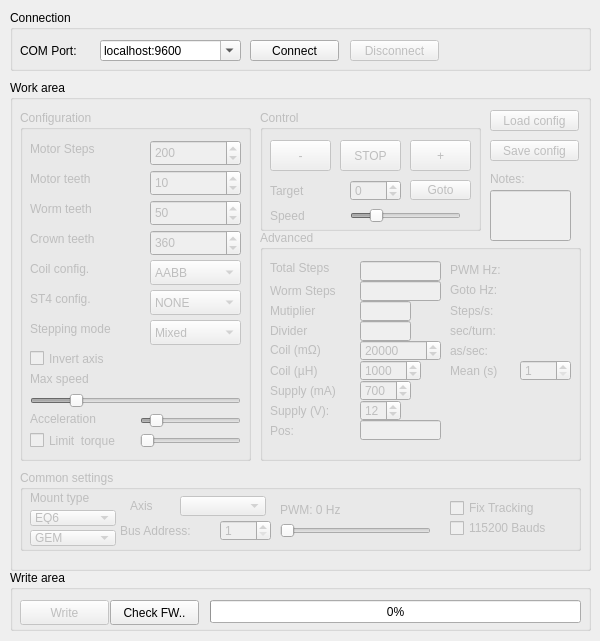
Before: the Qt Designer form mainwindow.ui in ahp-electronics/gt-configurator, drawn with Qt 5.
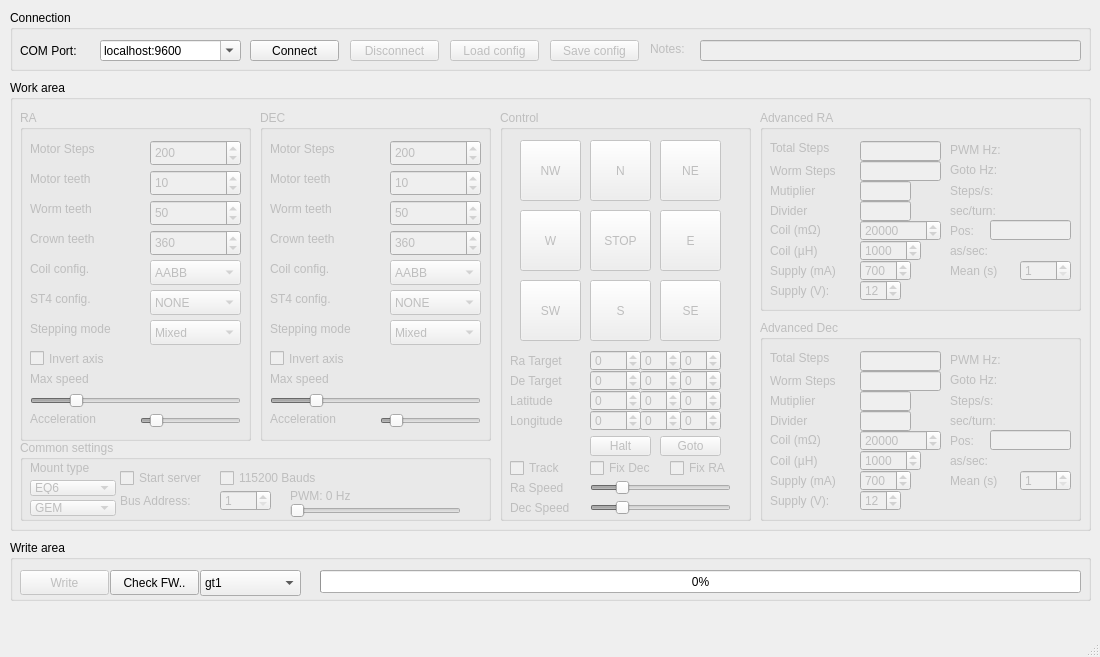
After: the same form once the commit is applied.

Commit message: Extended PWM frequency

Diff of the .ui file:
```diff
--- a/mainwindow.ui
+++ b/mainwindow.ui
@@ -6,8 +6,8 @@
    <rect>
     <x>0</x>
     <y>0</y>
-    <width>600</width>
-    <height>641</height>
+    <width>1100</width>
+    <height>657</height>
    </rect>
   </property>
   <widget class="QWidget" name="centralwidget">
@@ -19,8 +19,8 @@
      <rect>
       <x>10</x>
       <y>80</y>
-      <width>581</width>
-      <height>491</height>
+      <width>1081</width>
+      <height>451</height>
      </rect>
     </property>
     <property name="contextMenuPolicy">
@@ -38,10 +38,10 @@
      </property>
      <property name="geometry">
       <rect>
-       <x>250</x>
+       <x>490</x>
        <y>30</y>
-       <width>221</width>
-       <height>121</height>
+       <width>251</width>
+       <height>411</height>
       </rect>
      </property>
      <property name="title">
@@ -50,51 +50,77 @@
      <widget class="QPushButton" name="Minus">
       <property name="geometry">
        <rect>
-        <x>10</x>
+        <x>90</x>
         <y>30</y>
         <width>61</width>
-        <height>31</height>
+        <height>61</height>
        </rect>
       </property>
       <property name="text">
-       <string>-</string>
+       <string>N</string>
       </property>
      </widget>
      <widget class="QPushButton" name="Plus">
       <property name="geometry">
        <rect>
-        <x>150</x>
-        <y>30</y>
+        <x>20</x>
+        <y>100</y>
         <width>61</width>
-        <height>31</height>
+        <height>61</height>
        </rect>
       </property>
       <property name="text">
-       <string>+</string>
+       <string>W</string>
+      </property>
+     </widget>
+     <widget class="QPushButton" name="E">
+      <property name="geometry">
+       <rect>
+        <x>160</x>
+        <y>100</y>
+        <width>61</width>
+        <height>61</height>
+       </rect>
+      </property>
+      <property name="text">
+       <string>E</string>
       </property>
      </widget>
      <widget class="QPushButton" name="Stop">
       <property name="geometry">
        <rect>
-        <x>80</x>
-        <y>30</y>
+        <x>90</x>
+        <y>100</y>
         <width>61</width>
-        <height>31</height>
+        <height>61</height>
        </rect>
       </property>
       <property name="text">
        <string>STOP</string>
       </property>
      </widget>
-     <widget class="QSlider" name="Speed">
+     <widget class="QPushButton" name="S">
       <property name="geometry">
        <rect>
         <x>90</x>
-        <y>95</y>
-        <width>111</width>
-        <height>21</height>
+        <y>170</y>
+        <width>61</width>
+        <height>61</height>
        </rect>
       </property>
+      <property name="text">
+       <string>S</string>
+      </property>
+     </widget>
+     <widget class="QSlider" name="Ra_Speed">
+      <property name="geometry">
+       <rect>
+        <x>90</x>
+        <y>370</y>
+        <width>141</width>
+        <height>16</height>
+       </rect>
+      </property>
       <property name="minimum">
        <number>1</number>
       </property>
@@ -118,20 +144,74 @@
       <property name="geometry">
        <rect>
         <x>10</x>
-        <y>95</y>
+        <y>370</y>
         <width>81</width>
-        <height>21</height>
+        <height>16</height>
        </rect>
       </property>
       <property name="text">
-       <string>Speed</string>
+       <string>Ra Speed</string>
+      </property>
+     </widget>
+     <widget class="QLabel" name="Dec_Speed_label">
+      <property name="geometry">
+       <rect>
+        <x>10</x>
+        <y>390</y>
+        <width>81</width>
+        <height>16</height>
+       </rect>
+      </property>
+      <property name="text">
+       <string>Dec Speed</string>
+      </property>
+     </widget>
+     <widget class="QSlider" name="Dec_Speed">
+      <property name="geometry">
+       <rect>
+        <x>90</x>
+        <y>390</y>
+        <width>141</width>
+        <height>16</height>
+       </rect>
+      </property>
+      <property name="minimum">
+       <number>1</number>
+      </property>
+      <property name="maximum">
+       <number>1000</number>
+      </property>
+      <property name="value">
+       <number>200</number>
+      </property>
+      <property name="orientation">
+       <enum>Qt::Horizontal</enum>
+      </property>
+      <property name="tickPosition">
+       <enum>QSlider::NoTicks</enum>
+      </property>
+      <property name="tickInterval">
+       <number>50</number>
+      </property>
+     </widget>
+     <widget class="QCheckBox" name="Tracking">
+      <property name="geometry">
+       <rect>
+        <x>10</x>
+        <y>350</y>
+        <width>71</width>
+        <height>16</height>
+       </rect>
+      </property>
+      <property name="text">
+       <string>Track</string>
       </property>
      </widget>
      <widget class="QPushButton" name="Goto">
       <property name="geometry">
        <rect>
-        <x>150</x>
-        <y>70</y>
+        <x>160</x>
+        <y>326</y>
         <width>61</width>
         <height>20</height>
        </rect>
@@ -144,7 +224,7 @@
       <property name="geometry">
        <rect>
         <x>90</x>
-        <y>70</y>
+        <y>240</y>
         <width>51</width>
         <height>21</height>
        </rect>
@@ -159,17 +239,356 @@
        <number>0</number>
       </property>
      </widget>
-     <widget class="QLabel" name="Speed_label_1">
+     <widget class="QSpinBox" name="Dec_0">
       <property name="geometry">
        <rect>
+        <x>90</x>
+        <y>260</y>
+        <width>51</width>
+        <height>21</height>
+       </rect>
+      </property>
+      <property name="minimum">
+       <number>-16777216</number>
+      </property>
+      <property name="maximum">
+       <number>16777216</number>
+      </property>
+      <property name="value">
+       <number>0</number>
+      </property>
+     </widget>
+     <widget class="QLabel" name="Ra_Speed_label_2">
+      <property name="geometry">
+       <rect>
         <x>10</x>
-        <y>70</y>
+        <y>240</y>
         <width>71</width>
         <height>21</height>
        </rect>
       </property>
       <property name="text">
-       <string>Target</string>
+       <string>Ra Target</string>
+      </property>
+     </widget>
+     <widget class="QLabel" name="Ra_Speed_label_3">
+      <property name="geometry">
+       <rect>
+        <x>10</x>
+        <y>260</y>
+        <width>71</width>
+        <height>21</height>
+       </rect>
+      </property>
+      <property name="text">
+       <string>De Target</string>
+      </property>
+     </widget>
+     <widget class="QCheckBox" name="TuneRa">
+      <property name="geometry">
+       <rect>
+        <x>170</x>
+        <y>350</y>
+        <width>71</width>
+        <height>16</height>
+       </rect>
+      </property>
+      <property name="text">
+       <string>Fix RA</string>
+      </property>
+     </widget>
+     <widget class="QPushButton" name="SE">
+      <property name="geometry">
+       <rect>
+        <x>160</x>
+        <y>170</y>
+        <width>61</width>
+        <height>61</height>
+       </rect>
+      </property>
+      <property name="text">
+       <string>SE</string>
+      </property>
+     </widget>
+     <widget class="QPushButton" name="NE">
+      <property name="geometry">
+       <rect>
+        <x>160</x>
+        <y>30</y>
+        <width>61</width>
+        <height>61</height>
+       </rect>
+      </property>
+      <property name="text">
+       <string>NE</string>
+      </property>
+     </widget>
+     <widget class="QPushButton" name="NW">
+      <property name="geometry">
+       <rect>
+        <x>20</x>
+        <y>30</y>
+        <width>61</width>
+        <height>61</height>
+       </rect>
+      </property>
+      <property name="text">
+       <string>NW</string>
+      </property>
+     </widget>
+     <widget class="QPushButton" name="SW">
+      <property name="geometry">
+       <rect>
+        <x>20</x>
+        <y>170</y>
+        <width>61</width>
+        <height>61</height>
+       </rect>
+      </property>
+      <property name="text">
+       <string>SW</string>
+      </property>
+     </widget>
+     <widget class="QCheckBox" name="TuneDec">
+      <property name="geometry">
+       <rect>
+        <x>90</x>
+        <y>350</y>
+        <width>71</width>
+        <height>16</height>
+       </rect>
+      </property>
+      <property name="text">
+       <string>Fix Dec</string>
+      </property>
+     </widget>
+     <widget class="QSpinBox" name="Ra_1">
+      <property name="geometry">
+       <rect>
+        <x>140</x>
+        <y>240</y>
+        <width>41</width>
+        <height>21</height>
+       </rect>
+      </property>
+      <property name="minimum">
+       <number>-16777216</number>
+      </property>
+      <property name="maximum">
+       <number>16777216</number>
+      </property>
+      <property name="value">
+       <number>0</number>
+      </property>
+     </widget>
+     <widget class="QSpinBox" name="Ra_2">
+      <property name="geometry">
+       <rect>
+        <x>180</x>
+        <y>240</y>
+        <width>41</width>
+        <height>21</height>
+       </rect>
+      </property>
+      <property name="minimum">
+       <number>-16777216</number>
+      </property>
+      <property name="maximum">
+       <number>16777216</number>
+      </property>
+      <property name="value">
+       <number>0</number>
+      </property>
+     </widget>
+     <widget class="QSpinBox" name="Dec_1">
+      <property name="geometry">
+       <rect>
+        <x>140</x>
+        <y>260</y>
+        <width>41</width>
+        <height>21</height>
+       </rect>
+      </property>
+      <property name="minimum">
+       <number>-16777216</number>
+      </property>
+      <property name="maximum">
+       <number>16777216</number>
+      </property>
+      <property name="value">
+       <number>0</number>
+      </property>
+     </widget>
+     <widget class="QSpinBox" name="Dec_2">
+      <property name="geometry">
+       <rect>
+        <x>180</x>
+        <y>260</y>
+        <width>41</width>
+        <height>21</height>
+       </rect>
+      </property>
+      <property name="minimum">
+       <number>-16777216</number>
+      </property>
+      <property name="maximum">
+       <number>16777216</number>
+      </property>
+      <property name="value">
+       <number>0</number>
+      </property>
+     </widget>
+     <widget class="QPushButton" name="Halt">
+      <property name="geometry">
+       <rect>
+        <x>90</x>
+        <y>326</y>
+        <width>61</width>
+        <height>20</height>
+       </rect>
+      </property>
+      <property name="text">
+       <string>Halt</string>
+      </property>
+     </widget>
+     <widget class="QSpinBox" name="Lat_1">
+      <property name="geometry">
+       <rect>
+        <x>140</x>
+        <y>280</y>
+        <width>41</width>
+        <height>21</height>
+       </rect>
+      </property>
+      <property name="minimum">
+       <number>-16777216</number>
+      </property>
+      <property name="maximum">
+       <number>16777216</number>
+      </property>
+      <property name="value">
+       <number>0</number>
+      </property>
+     </widget>
+     <widget class="QSpinBox" name="Lon_0">
+      <property name="geometry">
+       <rect>
+        <x>90</x>
+        <y>300</y>
+        <width>51</width>
+        <height>21</height>
+       </rect>
+      </property>
+      <property name="minimum">
+       <number>-16777216</number>
+      </property>
+      <property name="maximum">
+       <number>16777216</number>
+      </property>
+      <property name="value">
+       <number>0</number>
+      </property>
+     </widget>
+     <widget class="QSpinBox" name="Lon_2">
+      <property name="geometry">
+       <rect>
+        <x>180</x>
+        <y>300</y>
+        <width>41</width>
+        <height>21</height>
+       </rect>
+      </property>
+      <property name="minimum">
+       <number>-16777216</number>
+      </property>
+      <property name="maximum">
+       <number>16777216</number>
+      </property>
+      <property name="value">
+       <number>0</number>
+      </property>
+     </widget>
+     <widget class="QSpinBox" name="Lat_0">
+      <property name="geometry">
+       <rect>
+        <x>90</x>
+        <y>280</y>
+        <width>51</width>
+        <height>21</height>
+       </rect>
+      </property>
+      <property name="minimum">
+       <number>-16777216</number>
+      </property>
+      <property name="maximum">
+       <number>16777216</number>
+      </property>
+      <property name="value">
+       <number>0</number>
+      </property>
+     </widget>
+     <widget class="QSpinBox" name="Lon_1">
+      <property name="geometry">
+       <rect>
+        <x>140</x>
+        <y>300</y>
+        <width>41</width>
+        <height>21</height>
+       </rect>
+      </property>
+      <property name="minimum">
+       <number>-16777216</number>
+      </property>
+      <property name="maximum">
+       <number>16777216</number>
+      </property>
+      <property name="value">
+       <number>0</number>
+      </property>
+     </widget>
+     <widget class="QSpinBox" name="Lat_2">
+      <property name="geometry">
+       <rect>
+        <x>180</x>
+        <y>280</y>
+        <width>41</width>
+        <height>21</height>
+       </rect>
+      </property>
+      <property name="minimum">
+       <number>-16777216</number>
+      </property>
+      <property name="maximum">
+       <number>16777216</number>
+      </property>
+      <property name="value">
+       <number>0</number>
+      </property>
+     </widget>
+     <widget class="QLabel" name="Ra_Speed_label_4">
+      <property name="geometry">
+       <rect>
+        <x>10</x>
+        <y>280</y>
+        <width>71</width>
+        <height>21</height>
+       </rect>
+      </property>
+      <property name="text">
+       <string>Latitude</string>
+      </property>
+     </widget>
+     <widget class="QLabel" name="Ra_Speed_label_5">
+      <property name="geometry">
+       <rect>
+        <x>10</x>
+        <y>300</y>
+        <width>71</width>
+        <height>21</height>
+       </rect>
+      </property>
+      <property name="text">
+       <string>Longitude</string>
       </property>
      </widget>
     </widget>
@@ -180,8 +599,8 @@
      <property name="geometry">
       <rect>
        <x>10</x>
-       <y>390</y>
-       <width>561</width>
+       <y>360</y>
+       <width>471</width>
        <height>81</height>
       </rect>
      </property>
@@ -274,8 +693,8 @@
      <widget class="QLabel" name="PWMFreq_label">
       <property name="geometry">
        <rect>
-        <x>260</x>
-        <y>30</y>
+        <x>270</x>
+        <y>46</y>
         <width>171</width>
         <height>20</height>
        </rect>
@@ -287,9 +706,9 @@
      <widget class="QSlider" name="PWMFreq">
       <property name="geometry">
        <rect>
-        <x>260</x>
-        <y>50</y>
-        <width>151</width>
+        <x>270</x>
+        <y>60</y>
+        <width>171</width>
         <height>21</height>
        </rect>
       </property>
@@ -366,11 +785,24 @@
        <string>Bus Address:</string>
       </property>
      </widget>
+     <widget class="QCheckBox" name="Server">
+      <property name="geometry">
+       <rect>
+        <x>100</x>
+        <y>30</y>
+        <width>101</width>
+        <height>16</height>
+       </rect>
+      </property>
+      <property name="text">
+       <string>Start server</string>
+      </property>
+     </widget>
      <widget class="QCheckBox" name="HighBauds">
       <property name="geometry">
        <rect>
-        <x>430</x>
-        <y>50</y>
+        <x>200</x>
+        <y>30</y>
         <width>121</width>
         <height>16</height>
        </rect>
@@ -379,42 +811,6 @@
        <string>115200 Bauds</string>
       </property>
      </widget>
-     <widget class="QCheckBox" name="Tune">
-      <property name="geometry">
-       <rect>
-        <x>430</x>
-        <y>30</y>
-        <width>121</width>
-        <height>16</height>
-       </rect>
-      </property>
-      <property name="text">
-       <string>Fix Tracking</string>
-      </property>
-     </widget>
-     <widget class="QLabel" name="label_13">
-      <property name="geometry">
-       <rect>
-        <x>110</x>
-        <y>20</y>
-        <width>41</width>
-        <height>31</height>
-       </rect>
-      </property>
-      <property name="text">
-       <string>Axis</string>
-      </property>
-     </widget>
-     <widget class="QComboBox" name="Axis">
-      <property name="geometry">
-       <rect>
-        <x>160</x>
-        <y>26</y>
-        <width>86</width>
-        <height>20</height>
-       </rect>
-      </property>
-     </widget>
     </widget>
     <widget class="QGroupBox" name="Advanced">
      <property name="enabled">
@@ -422,14 +818,14 @@
      </property>
      <property name="geometry">
       <rect>
-       <x>250</x>
-       <y>150</y>
+       <x>750</x>
+       <y>30</y>
        <width>321</width>
-       <height>231</height>
+       <height>201</height>
       </rect>
      </property>
      <property name="title">
-      <string>Advanced</string>
+      <string>Advanced RA</string>
      </property>
      <widget class="QLineEdit" name="TotalSteps">
       <property name="geometry">
@@ -718,8 +1114,8 @@
      <widget class="QLineEdit" name="CurrentSteps">
       <property name="geometry">
        <rect>
-        <x>100</x>
-        <y>190</y>
+        <x>230</x>
+        <y>110</y>
         <width>81</width>
         <height>20</height>
        </rect>
@@ -732,7 +1128,7 @@
       <property name="geometry">
        <rect>
         <x>190</x>
-        <y>110</y>
+        <y>130</y>
         <width>121</width>
         <height>21</height>
        </rect>
@@ -744,8 +1140,8 @@
      <widget class="QLabel" name="CurrentStepsLabel">
       <property name="geometry">
        <rect>
-        <x>10</x>
-        <y>190</y>
+        <x>190</x>
+        <y>110</y>
         <width>41</width>
         <height>21</height>
        </rect>
@@ -758,7 +1154,7 @@
       <property name="geometry">
        <rect>
         <x>260</x>
-        <y>130</y>
+        <y>150</y>
         <width>51</width>
         <height>21</height>
        </rect>
@@ -777,12 +1173,383 @@
       <property name="geometry">
        <rect>
         <x>190</x>
+        <y>150</y>
+        <width>61</width>
+        <height>21</height>
+       </rect>
+      </property>
+      <property name="text">
+       <string>Mean (s)</string>
+      </property>
+     </widget>
+    </widget>
+    <widget class="QGroupBox" name="AdvancedDec">
+     <property name="enabled">
+      <bool>false</bool>
+     </property>
+     <property name="geometry">
+      <rect>
+       <x>750</x>
+       <y>240</y>
+       <width>321</width>
+       <height>201</height>
+      </rect>
+     </property>
+     <property name="title">
+      <string>Advanced Dec</string>
+     </property>
+     <widget class="QLineEdit" name="TotalSteps1">
+      <property name="geometry">
+       <rect>
+        <x>100</x>
+        <y>31</y>
+        <width>81</width>
+        <height>20</height>
+       </rect>
+      </property>
+      <property name="readOnly">
+       <bool>true</bool>
+      </property>
+     </widget>
+     <widget class="QLineEdit" name="WormSteps1">
+      <property name="geometry">
+       <rect>
+        <x>100</x>
+        <y>51</y>
+        <width>81</width>
+        <height>20</height>
+       </rect>
+      </property>
+      <property name="readOnly">
+       <bool>true</bool>
+      </property>
+     </widget>
+     <widget class="QSpinBox" name="Resistance_1">
+      <property name="geometry">
+       <rect>
+        <x>100</x>
+        <y>110</y>
+        <width>81</width>
+        <height>21</height>
+       </rect>
+      </property>
+      <property name="minimum">
+       <number>1</number>
+      </property>
+      <property name="maximum">
+       <number>1000000</number>
+      </property>
+      <property name="value">
+       <number>20000</number>
+      </property>
+     </widget>
+     <widget class="QLabel" name="label_22">
+      <property name="geometry">
+       <rect>
+        <x>10</x>
+        <y>110</y>
+        <width>71</width>
+        <height>20</height>
+       </rect>
+      </property>
+      <property name="text">
+       <string>Coil (mΩ)</string>
+      </property>
+     </widget>
+     <widget class="QLabel" name="label_23">
+      <property name="geometry">
+       <rect>
+        <x>10</x>
+        <y>131</y>
+        <width>71</width>
+        <height>20</height>
+       </rect>
+      </property>
+      <property name="text">
+       <string>Coil (µH)</string>
+      </property>
+     </widget>
+     <widget class="QSpinBox" name="Inductance_1">
+      <property name="geometry">
+       <rect>
+        <x>100</x>
         <y>130</y>
         <width>61</width>
         <height>21</height>
        </rect>
       </property>
+      <property name="minimum">
+       <number>1</number>
+      </property>
+      <property name="maximum">
+       <number>1000000</number>
+      </property>
+      <property name="value">
+       <number>1000</number>
+      </property>
+     </widget>
+     <widget class="QSpinBox" name="Current_1">
+      <property name="geometry">
+       <rect>
+        <x>100</x>
+        <y>150</y>
+        <width>51</width>
+        <height>21</height>
+       </rect>
+      </property>
+      <property name="minimum">
+       <number>1</number>
+      </property>
+      <property name="maximum">
+       <number>100000</number>
+      </property>
+      <property name="value">
+       <number>700</number>
+      </property>
+     </widget>
+     <widget class="QLabel" name="label_24">
+      <property name="geometry">
+       <rect>
+        <x>10</x>
+        <y>150</y>
+        <width>81</width>
+        <height>21</height>
+       </rect>
+      </property>
       <property name="text">
+       <string>Supply (mA)</string>
+      </property>
+     </widget>
+     <widget class="QLineEdit" name="Multiplier1">
+      <property name="geometry">
+       <rect>
+        <x>100</x>
+        <y>71</y>
+        <width>51</width>
+        <height>20</height>
+       </rect>
+      </property>
+      <property name="readOnly">
+       <bool>true</bool>
+      </property>
+     </widget>
+     <widget class="QLineEdit" name="Divider1">
+      <property name="geometry">
+       <rect>
+        <x>100</x>
+        <y>91</y>
+        <width>51</width>
+        <height>20</height>
+       </rect>
+      </property>
+      <property name="readOnly">
+       <bool>true</bool>
+      </property>
+     </widget>
+     <widget class="QSpinBox" name="Voltage_1">
+      <property name="geometry">
+       <rect>
+        <x>100</x>
+        <y>170</y>
+        <width>41</width>
+        <height>21</height>
+       </rect>
+      </property>
+      <property name="minimum">
+       <number>3</number>
+      </property>
+      <property name="maximum">
+       <number>240</number>
+      </property>
+      <property name="value">
+       <number>12</number>
+      </property>
+     </widget>
+     <widget class="QLabel" name="TrackingFrequency_1">
+      <property name="geometry">
+       <rect>
+        <x>190</x>
+        <y>70</y>
+        <width>121</width>
+        <height>21</height>
+       </rect>
+      </property>
+      <property name="text">
+       <string>Steps/s:</string>
+      </property>
+     </widget>
+     <widget class="QLabel" name="SPT_1">
+      <property name="geometry">
+       <rect>
+        <x>190</x>
+        <y>90</y>
+        <width>121</width>
+        <height>21</height>
+       </rect>
+      </property>
+      <property name="text">
+       <string>sec/turn:</string>
+      </property>
+     </widget>
+     <widget class="QLabel" name="label_37">
+      <property name="geometry">
+       <rect>
+        <x>10</x>
+        <y>30</y>
+        <width>81</width>
+        <height>16</height>
+       </rect>
+      </property>
+      <property name="text">
+       <string>Total Steps</string>
+      </property>
+     </widget>
+     <widget class="QLabel" name="label_38">
+      <property name="geometry">
+       <rect>
+        <x>10</x>
+        <y>50</y>
+        <width>91</width>
+        <height>21</height>
+       </rect>
+      </property>
+      <property name="text">
+       <string>Worm Steps</string>
+      </property>
+     </widget>
+     <widget class="QLabel" name="label_39">
+      <property name="geometry">
+       <rect>
+        <x>10</x>
+        <y>170</y>
+        <width>81</width>
+        <height>21</height>
+       </rect>
+      </property>
+      <property name="text">
+       <string>Supply (V):</string>
+      </property>
+     </widget>
+     <widget class="QLabel" name="label_40">
+      <property name="geometry">
+       <rect>
+        <x>10</x>
+        <y>71</y>
+        <width>71</width>
+        <height>20</height>
+       </rect>
+      </property>
+      <property name="text">
+       <string>Mutiplier</string>
+      </property>
+     </widget>
+     <widget class="QLabel" name="label_41">
+      <property name="geometry">
+       <rect>
+        <x>10</x>
+        <y>90</y>
+        <width>51</width>
+        <height>21</height>
+       </rect>
+      </property>
+      <property name="text">
+       <string>Divider</string>
+      </property>
+     </widget>
+     <widget class="QLabel" name="PWMFrequency_1">
+      <property name="geometry">
+       <rect>
+        <x>190</x>
+        <y>30</y>
+        <width>121</width>
+        <height>20</height>
+       </rect>
+      </property>
+      <property name="text">
+       <string>PWM Hz:</string>
+      </property>
+     </widget>
+     <widget class="QLabel" name="GotoFrequency_1">
+      <property name="geometry">
+       <rect>
+        <x>190</x>
+        <y>50</y>
+        <width>121</width>
+        <height>20</height>
+       </rect>
+      </property>
+      <property name="text">
+       <string>Goto Hz:</string>
+      </property>
+     </widget>
+     <widget class="QLineEdit" name="CurrentSteps_1">
+      <property name="geometry">
+       <rect>
+        <x>230</x>
+        <y>110</y>
+        <width>81</width>
+        <height>20</height>
+       </rect>
+      </property>
+      <property name="readOnly">
+       <bool>true</bool>
+      </property>
+     </widget>
+     <widget class="QLabel" name="CurrentStepsLabel_1">
+      <property name="geometry">
+       <rect>
+        <x>190</x>
+        <y>110</y>
+        <width>41</width>
+        <height>21</height>
+       </rect>
+      </property>
+      <property name="text">
+       <string>Pos:</string>
+      </property>
+     </widget>
+     <widget class="QLabel" name="Rate_1">
+      <property name="geometry">
+       <rect>
+        <x>190</x>
+        <y>130</y>
+        <width>121</width>
+        <height>21</height>
+       </rect>
+      </property>
+      <property name="text">
+       <string>as/sec:</string>
+      </property>
+     </widget>
+     <widget class="QSpinBox" name="Mean_1">
+      <property name="geometry">
+       <rect>
+        <x>260</x>
+        <y>150</y>
+        <width>51</width>
+        <height>21</height>
+       </rect>
+      </property>
+      <property name="minimum">
+       <number>1</number>
+      </property>
+      <property name="maximum">
+       <number>60</number>
+      </property>
+      <property name="value">
+       <number>1</number>
+      </property>
+     </widget>
+     <widget class="QLabel" name="Rate_3">
+      <property name="geometry">
+       <rect>
+        <x>190</x>
+        <y>150</y>
+        <width>61</width>
+        <height>21</height>
+       </rect>
+      </property>
+      <property name="text">
        <string>Mean (s)</string>
       </property>
      </widget>
@@ -796,11 +1563,11 @@
        <x>10</x>
        <y>30</y>
        <width>231</width>
-       <height>351</height>
+       <height>331</height>
       </rect>
      </property>
      <property name="title">
-      <string>Configuration</string>
+      <string>RA</string>
      </property>
      <widget class="QSpinBox" name="MotorSteps">
       <property name="geometry">
@@ -1139,23 +1906,271 @@
        <string>Stepping mode</string>
       </property>
      </widget>
-     <widget class="QSlider" name="Intensity">
+    </widget>
+    <widget class="QGroupBox" name="DEC">
+     <property name="enabled">
+      <bool>false</bool>
+     </property>
+     <property name="geometry">
+      <rect>
+       <x>250</x>
+       <y>30</y>
+       <width>231</width>
+       <height>331</height>
+      </rect>
+     </property>
+     <property name="title">
+      <string>DEC</string>
+     </property>
+     <widget class="QSpinBox" name="MotorSteps_1">
+      <property name="geometry">
+       <rect>
+        <x>130</x>
+        <y>30</y>
+        <width>91</width>
+        <height>26</height>
+       </rect>
+      </property>
+      <property name="minimum">
+       <number>1</number>
+      </property>
+      <property name="maximum">
+       <number>16777215</number>
+      </property>
+      <property name="value">
+       <number>200</number>
+      </property>
+     </widget>
+     <widget class="QSpinBox" name="Worm_1">
+      <property name="geometry">
+       <rect>
+        <x>130</x>
+        <y>90</y>
+        <width>91</width>
+        <height>26</height>
+       </rect>
+      </property>
+      <property name="minimum">
+       <number>1</number>
+      </property>
+      <property name="maximum">
+       <number>16777215</number>
+      </property>
+      <property name="value">
+       <number>50</number>
+      </property>
+     </widget>
+     <widget class="QSpinBox" name="Crown_1">
+      <property name="geometry">
+       <rect>
+        <x>130</x>
+        <y>120</y>
+        <width>91</width>
+        <height>26</height>
+       </rect>
+      </property>
+      <property name="minimum">
+       <number>1</number>
+      </property>
+      <property name="maximum">
+       <number>16777215</number>
+      </property>
+      <property name="value">
+       <number>360</number>
+      </property>
+     </widget>
+     <widget class="QLabel" name="label_3">
+      <property name="geometry">
+       <rect>
+        <x>10</x>
+        <y>30</y>
+        <width>111</width>
+        <height>17</height>
+       </rect>
+      </property>
+      <property name="text">
+       <string>Motor Steps</string>
+      </property>
+     </widget>
+     <widget class="QLabel" name="label_10">
+      <property name="geometry">
+       <rect>
+        <x>10</x>
+        <y>90</y>
+        <width>111</width>
+        <height>17</height>
+       </rect>
+      </property>
+      <property name="text">
+       <string>Worm teeth</string>
+      </property>
+     </widget>
+     <widget class="QLabel" name="label_11">
+      <property name="geometry">
+       <rect>
+        <x>10</x>
+        <y>120</y>
+        <width>111</width>
+        <height>17</height>
+       </rect>
+      </property>
+      <property name="text">
+       <string>Crown teeth</string>
+      </property>
+     </widget>
+     <widget class="QComboBox" name="Coil_1">
+      <property name="geometry">
+       <rect>
+        <x>130</x>
+        <y>150</y>
+        <width>91</width>
+        <height>25</height>
+       </rect>
+      </property>
+      <item>
+       <property name="text">
+        <string>AABB</string>
+       </property>
+      </item>
+      <item>
+       <property name="text">
+        <string>ABAB</string>
+       </property>
+      </item>
+      <item>
+       <property name="text">
+        <string>ABBA</string>
+       </property>
+      </item>
+     </widget>
+     <widget class="QLabel" name="label_13">
+      <property name="geometry">
+       <rect>
+        <x>10</x>
+        <y>150</y>
+        <width>111</width>
+        <height>17</height>
+       </rect>
+      </property>
+      <property name="text">
+       <string>Coil config.</string>
+      </property>
+     </widget>
+     <widget class="QComboBox" name="GPIO_1">
+      <property name="geometry">
+       <rect>
+        <x>130</x>
+        <y>180</y>
+        <width>91</width>
+        <height>25</height>
+       </rect>
+      </property>
+      <item>
+       <property name="text">
+        <string>NONE</string>
+       </property>
+      </item>
+      <item>
+       <property name="text">
+        <string>ST4</string>
+       </property>
+      </item>
+      <item>
+       <property name="text">
+        <string>DRIVER</string>
+       </property>
+      </item>
+     </widget>
+     <widget class="QLabel" name="label_14">
+      <property name="geometry">
+       <rect>
+        <x>10</x>
+        <y>180</y>
+        <width>111</width>
+        <height>17</height>
+       </rect>
+      </property>
+      <property name="text">
+       <string>ST4 config.</string>
+      </property>
+     </widget>
+     <widget class="QSpinBox" name="Motor_1">
+      <property name="geometry">
+       <rect>
+        <x>130</x>
+        <y>60</y>
+        <width>91</width>
+        <height>26</height>
+       </rect>
+      </property>
+      <property name="minimum">
+       <number>1</number>
+      </property>
+      <property name="maximum">
+       <number>16777215</number>
+      </property>
+      <property name="value">
+       <number>10</number>
+      </property>
+     </widget>
+     <widget class="QLabel" name="label_16">
+      <property name="geometry">
+       <rect>
+        <x>10</x>
+        <y>60</y>
+        <width>111</width>
+        <height>17</height>
+       </rect>
+      </property>
+      <property name="text">
+       <string>Motor teeth</string>
+      </property>
+     </widget>
+     <widget class="QSlider" name="MaxSpeed_1">
+      <property name="geometry">
+       <rect>
+        <x>10</x>
+        <y>281</y>
+        <width>211</width>
+        <height>20</height>
+       </rect>
+      </property>
+      <property name="minimum">
+       <number>1</number>
+      </property>
+      <property name="maximum">
+       <number>1000</number>
+      </property>
+      <property name="value">
+       <number>200</number>
+      </property>
+      <property name="orientation">
+       <enum>Qt::Horizontal</enum>
+      </property>
+      <property name="tickPosition">
+       <enum>QSlider::NoTicks</enum>
+      </property>
+      <property name="tickInterval">
+       <number>50</number>
+      </property>
+     </widget>
+     <widget class="QSlider" name="Acceleration_1">
       <property name="geometry">
        <rect>
         <x>120</x>
-        <y>320</y>
+        <y>300</y>
         <width>101</width>
         <height>21</height>
        </rect>
       </property>
       <property name="maximum">
-       <number>1023</number>
+       <number>100</number>
       </property>
       <property name="singleStep">
        <number>1</number>
       </property>
       <property name="value">
-       <number>0</number>
+       <number>10</number>
       </property>
       <property name="orientation">
        <enum>Qt::Horizontal</enum>
@@ -1167,80 +2182,83 @@
        <number>8</number>
       </property>
      </widget>
-     <widget class="QCheckBox" name="LimitIntensity">
+     <widget class="QLabel" name="MaxSpeed_label_1">
       <property name="geometry">
        <rect>
         <x>10</x>
-        <y>320</y>
+        <y>260</y>
+        <width>201</width>
+        <height>17</height>
+       </rect>
+      </property>
+      <property name="text">
+       <string>Max speed</string>
+      </property>
+     </widget>
+     <widget class="QLabel" name="Acceleration_label_1">
+      <property name="geometry">
+       <rect>
+        <x>10</x>
+        <y>300</y>
         <width>111</width>
+        <height>17</height>
+       </rect>
+      </property>
+      <property name="text">
+       <string>Acceleration</string>
+      </property>
+     </widget>
+     <widget class="QCheckBox" name="Invert_1">
+      <property name="geometry">
+       <rect>
+        <x>10</x>
+        <y>238</y>
+        <width>91</width>
         <height>21</height>
        </rect>
       </property>
       <property name="text">
-       <string>Limit  torque</string>
+       <string>Invert axis</string>
       </property>
      </widget>
-    </widget>
-    <widget class="QPushButton" name="loadConfig">
-     <property name="enabled">
-      <bool>false</bool>
-     </property>
-     <property name="geometry">
-      <rect>
-       <x>480</x>
-       <y>30</y>
-       <width>89</width>
-       <height>21</height>
-      </rect>
-     </property>
-     <property name="text">
-      <string>Load config</string>
-     </property>
-    </widget>
-    <widget class="QPushButton" name="saveConfig">
-     <property name="enabled">
-      <bool>false</bool>
-     </property>
-     <property name="geometry">
-      <rect>
-       <x>480</x>
-       <y>60</y>
-       <width>89</width>
-       <height>21</height>
-      </rect>
-     </property>
-     <property name="text">
-      <string>Save config</string>
-     </property>
-    </widget>
-    <widget class="QLineEdit" name="Notes">
-     <property name="enabled">
-      <bool>false</bool>
-     </property>
-     <property name="geometry">
-      <rect>
-       <x>480</x>
-       <y>110</y>
-       <width>81</width>
-       <height>51</height>
-      </rect>
-     </property>
-    </widget>
-    <widget class="QLabel" name="labelNotes">
-     <property name="enabled">
-      <bool>false</bool>
-     </property>
-     <property name="geometry">
-      <rect>
-       <x>480</x>
-       <y>90</y>
-       <width>51</width>
-       <height>17</height>
-      </rect>
-     </property>
-     <property name="text">
-      <string>Notes:</string>
-     </property>
+     <widget class="QComboBox" name="SteppingMode_1">
+      <property name="geometry">
+       <rect>
+        <x>130</x>
+        <y>210</y>
+        <width>91</width>
+        <height>25</height>
+       </rect>
+      </property>
+      <item>
+       <property name="text">
+        <string>Mixed</string>
+       </property>
+      </item>
+      <item>
+       <property name="text">
+        <string>Microstep</string>
+       </property>
+      </item>
+      <item>
+       <property name="text">
+        <string>Half-step</string>
+       </property>
+      </item>
+     </widget>
+     <widget class="QLabel" name="label_17">
+      <property name="geometry">
+       <rect>
+        <x>10</x>
+        <y>210</y>
+        <width>111</width>
+        <height>17</height>
+       </rect>
+      </property>
+      <property name="text">
+       <string>Stepping mode</string>
+      </property>
+     </widget>
     </widget>
    </widget>
    <widget class="QGroupBox" name="Connection">
@@ -1248,7 +2266,7 @@
      <rect>
       <x>10</x>
       <y>10</y>
-      <width>581</width>
+      <width>1081</width>
       <height>61</height>
      </rect>
     </property>
@@ -1313,6 +2331,67 @@
       <string>Disconnect</string>
      </property>
     </widget>
+    <widget class="QPushButton" name="loadConfig">
+     <property name="enabled">
+      <bool>false</bool>
+     </property>
+     <property name="geometry">
+      <rect>
+       <x>440</x>
+       <y>30</y>
+       <width>89</width>
+       <height>21</height>
+      </rect>
+     </property>
+     <property name="text">
+      <string>Load config</string>
+     </property>
+    </widget>
+    <widget class="QPushButton" name="saveConfig">
+     <property name="enabled">
+      <bool>false</bool>
+     </property>
+     <property name="geometry">
+      <rect>
+       <x>540</x>
+       <y>30</y>
+       <width>89</width>
+       <height>21</height>
+      </rect>
+     </property>
+     <property name="text">
+      <string>Save config</string>
+     </property>
+    </widget>
+    <widget class="QLabel" name="labelNotes">
+     <property name="enabled">
+      <bool>false</bool>
+     </property>
+     <property name="geometry">
+      <rect>
+       <x>640</x>
+       <y>30</y>
+       <width>51</width>
+       <height>17</height>
+      </rect>
+     </property>
+     <property name="text">
+      <string>Notes:</string>
+     </property>
+    </widget>
+    <widget class="QLineEdit" name="Notes">
+     <property name="enabled">
+      <bool>false</bool>
+     </property>
+     <property name="geometry">
+      <rect>
+       <x>690</x>
+       <y>30</y>
+       <width>381</width>
+       <height>21</height>
+      </rect>
+     </property>
+    </widget>
    </widget>
    <widget class="QGroupBox" name="WriteArea">
     <property name="enabled">
@@ -1321,8 +2400,8 @@
     <property name="geometry">
      <rect>
       <x>10</x>
-      <y>570</y>
-      <width>581</width>
+      <y>540</y>
+      <width>1081</width>
       <height>61</height>
      </rect>
     </property>
@@ -1348,9 +2427,9 @@
     <widget class="QProgressBar" name="progress">
      <property name="geometry">
       <rect>
-       <x>200</x>
+       <x>310</x>
        <y>30</y>
-       <width>371</width>
+       <width>761</width>
        <height>23</height>
       </rect>
      </property>
@@ -1371,8 +2450,79 @@
       <string>Check FW..</string>
      </property>
     </widget>
+    <widget class="QComboBox" name="FW_List">
+     <property name="geometry">
+      <rect>
+       <x>190</x>
+       <y>30</y>
+       <width>101</width>
+       <height>26</height>
+      </rect>
+     </property>
+     <item>
+      <property name="text">
+       <string>gt1</string>
+      </property>
+     </item>
+     <item>
+      <property name="text">
+       <string>gt2ra</string>
+      </property>
+     </item>
+     <item>
+      <property name="text">
+       <string>gt2ra_lock</string>
+      </property>
+     </item>
+     <item>
+      <property name="text">
+       <string>gt2ra_brake</string>
+      </property>
+     </item>
+     <item>
+      <property name="text">
+       <string>gt2dec</string>
+      </property>
+     </item>
+     <item>
+      <property name="text">
+       <string>gt2dec_lock</string>
+      </property>
+     </item>
+     <item>
+      <property name="text">
+       <string>gt2dec_brake</string>
+      </property>
+     </item>
+     <item>
+      <property name="text">
+       <string>gt5</string>
+      </property>
+     </item>
+     <item>
+      <property name="text">
+       <string>gt5_lock</string>
+      </property>
+     </item>
+     <item>
+      <property name="text">
+       <string>gt5_brake</string>
+      </property>
+     </item>
+    </widget>
    </widget>
   </widget>
+  <widget class="QMenuBar" name="menubar">
+   <property name="geometry">
+    <rect>
+     <x>0</x>
+     <y>0</y>
+     <width>1100</width>
+     <height>23</height>
+    </rect>
+   </property>
+  </widget>
+  <widget class="QStatusBar" name="statusbar"/>
   <action name="actionOpen_FW">
    <property name="text">
     <string>Open FW...</string>
```
Left out of the diff: 68 changed lines with no effect on the pictures. The commit also changes 16 other files.
